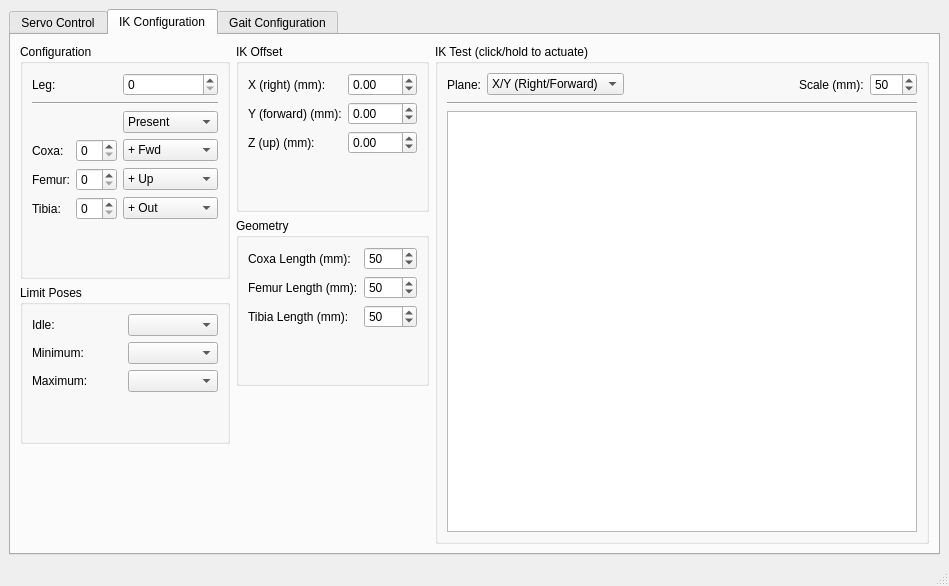
Qt form mtool_main_window.ui (mjbots/mjmech) before a commit.
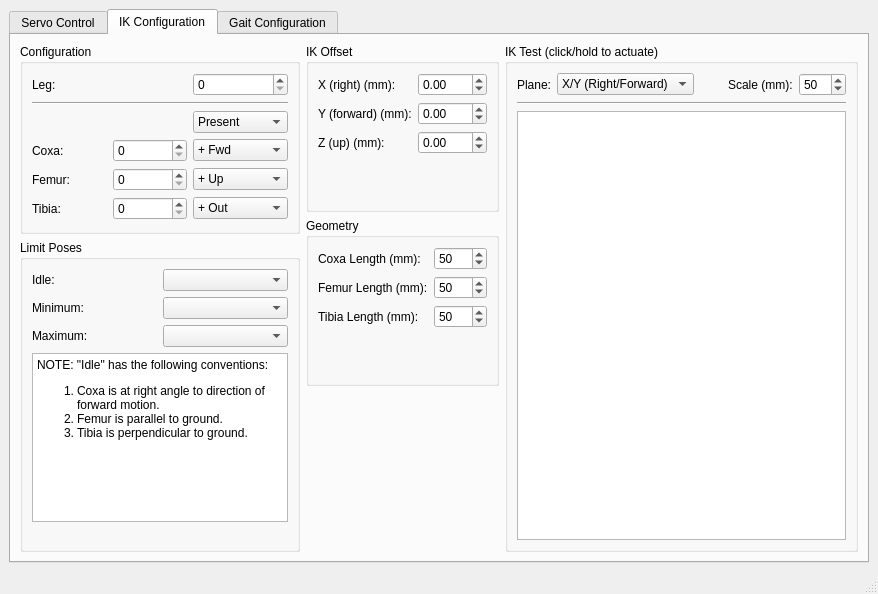
The same form after that commit. The open tabs and pages were chosen to show the change.

Commit message: mtool: Add some explanatory text so that I don't forget what the idle configuration is supposed to mean.

What changed in the file:
```diff
--- a/mtool_main_window.ui
+++ b/mtool_main_window.ui
@@ -6,8 +6,8 @@
    <rect>
     <x>0</x>
     <y>0</y>
-    <width>949</width>
-    <height>586</height>
+    <width>878</width>
+    <height>594</height>
    </rect>
   </property>
   <property name="windowTitle">
@@ -293,6 +293,20 @@
              <string>Configuration</string>
             </property>
             <layout class="QGridLayout" name="gridLayout_2">
+             <item row="4" column="2">
+              <widget class="QComboBox" name="femurSignCombo">
+               <item>
+                <property name="text">
+                 <string>+ Up</string>
+                </property>
+               </item>
+               <item>
+                <property name="text">
+                 <string>- Up</string>
+                </property>
+               </item>
+              </widget>
+             </item>
              <item row="0" column="0">
               <widget class="QLabel" name="legLabel">
                <property name="text">
@@ -368,20 +382,6 @@
              <item row="4" column="1">
               <widget class="QSpinBox" name="femurServoSpin"/>
              </item>
-             <item row="4" column="2">
-              <widget class="QComboBox" name="femurSignCombo">
-               <item>
-                <property name="text">
-                 <string>+ Up</string>
-                </property>
-               </item>
-               <item>
-                <property name="text">
-                 <string>- Up</string>
-                </property>
-               </item>
-              </widget>
-             </item>
              <item row="5" column="0">
               <widget class="QLabel" name="tibiaLabel">
                <property name="text">
@@ -458,7 +458,27 @@
              <item row="2" column="1">
               <widget class="QComboBox" name="maximumCombo"/>
              </item>
-             <item row="3" column="1">
+             <item row="3" column="0" colspan="2">
+              <widget class="QTextBrowser" name="textBrowser">
+               <property name="verticalScrollBarPolicy">
+                <enum>Qt::ScrollBarAlwaysOff</enum>
+               </property>
+               <property name="horizontalScrollBarPolicy">
+                <enum>Qt::ScrollBarAlwaysOff</enum>
+               </property>
+               <property name="html">
+                <string>&lt;!DOCTYPE HTML PUBLIC &quot;-//W3C//DTD HTML 4.0//EN&quot; &quot;http://www.w3.org/TR/REC-html40/strict.dtd&quot;&gt;
+&lt;html&gt;&lt;head&gt;&lt;meta name=&quot;qrichtext&quot; content=&quot;1&quot; /&gt;&lt;style type=&quot;text/css&quot;&gt;
+p, li { white-space: pre-wrap; }
+&lt;/style&gt;&lt;/head&gt;&lt;body style=&quot; font-family:'Sans Serif'; font-size:9pt; font-weight:400; font-style:normal;&quot;&gt;
+&lt;p style=&quot; margin-top:0px; margin-bottom:0px; margin-left:0px; margin-right:0px; -qt-block-indent:0; text-indent:0px;&quot;&gt;NOTE: &amp;quot;Idle&amp;quot; has the following conventions:&lt;/p&gt;
+&lt;ol style=&quot;margin-top: 0px; margin-bottom: 0px; margin-left: 0px; margin-right: 0px; -qt-list-indent: 1;&quot;&gt;&lt;li style=&quot; margin-top:12px; margin-bottom:0px; margin-left:0px; margin-right:0px; -qt-block-indent:0; text-indent:0px;&quot;&gt;Coxa is at right angle to direction of forward motion.&lt;/li&gt;
+&lt;li style=&quot; margin-top:0px; margin-bottom:0px; margin-left:0px; margin-right:0px; -qt-block-indent:0; text-indent:0px;&quot;&gt;Femur is parallel to ground.&lt;/li&gt;
+&lt;li style=&quot; margin-top:0px; margin-bottom:12px; margin-left:0px; margin-right:0px; -qt-block-indent:0; text-indent:0px;&quot;&gt;Tibia is perpendicular to ground.&lt;/li&gt;&lt;/ol&gt;&lt;/body&gt;&lt;/html&gt;</string>
+               </property>
+              </widget>
+             </item>
+             <item row="4" column="1">
               <spacer name="verticalSpacer_3">
                <property name="orientation">
                 <enum>Qt::Vertical</enum>
```
Left out of the diff: 8 changed lines with no effect on the pictures.
